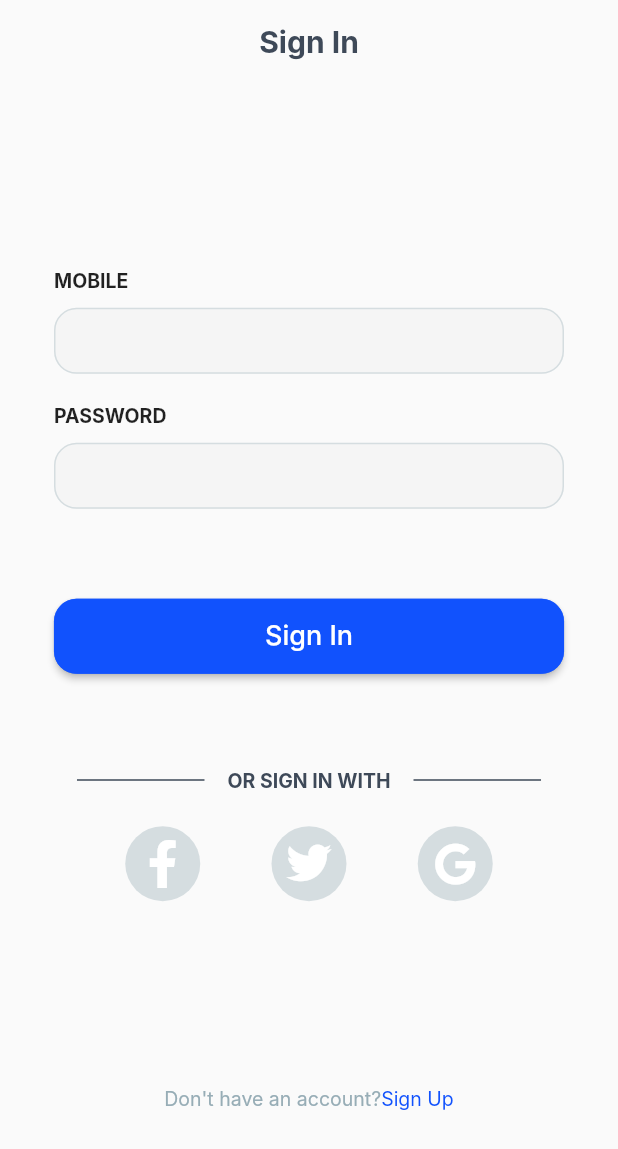
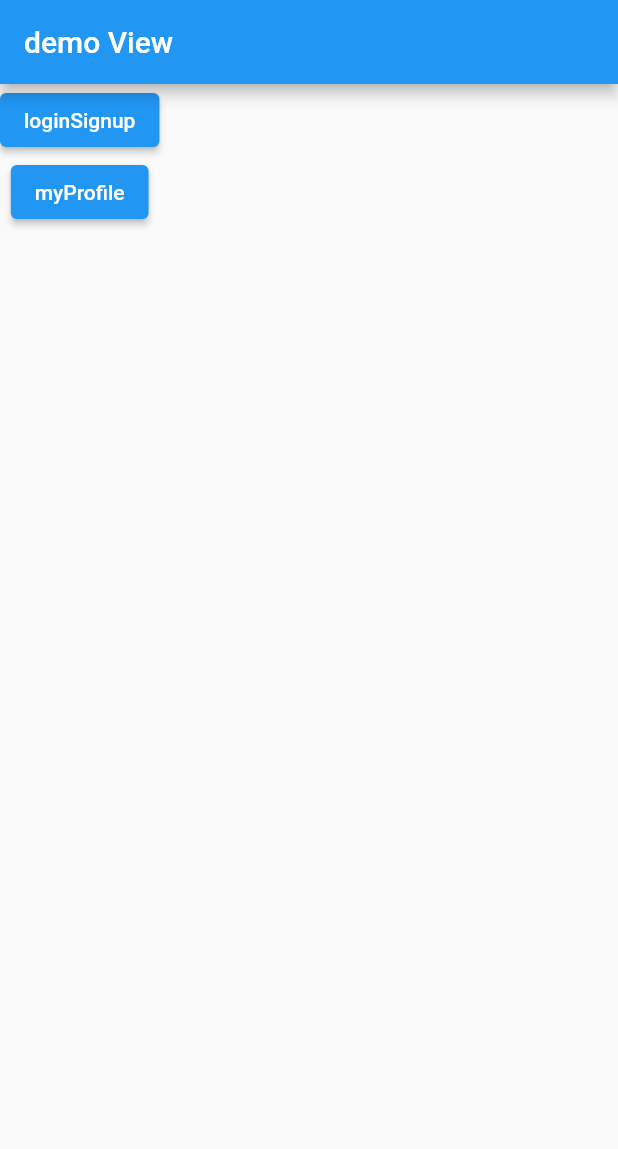
Before and after one commit to muhammaduzair-hub/blue_taxi, a Flutter app: the screen it shows after launch, on a phone screen of 412 x 824 dp. Shown: the top 1149 px of the screen. Run offline on Flutter 3.47's test engine with Material 2 defaults, Android fonts, the phone set to English and light mode, and no system bars; our stand-ins replace email_validator, font_awesome_flutter; Roboto replaces fonts that are missing (Inter).

Commit message:
#136278 -> My Profile UI Implementation completed

```diff
--- a/lib/constants/app_contstants.dart
+++ b/lib/constants/app_contstants.dart
@@ -3,10 +3,10 @@
 // in a class. Then you'll have to make sure that system wide you don't have
 // duplicate variable names.
 class RoutePaths {
-  static const String Login = 'login';
   static const String Home = '/';
   static const String Post = 'post';
   static const String Verify = 'verify';
-  static const String Signin = 'signin';
-
+  static const String DemoPage = 'demo';
+  static const String LoginSignup = 'loginSignup';
+  static const String MyProfile = 'myProfile';
 }
--- a/lib/constants/strings.dart
+++ b/lib/constants/strings.dart
@@ -8,3 +8,6 @@ const LabelPassword = "PASSWORD";
 const LabelAlreadyHaveAccount = "Already have an account?";
 const LabelDontHaveAccount = "Don't have an account?";
 const LabelOrSignInWith = "OR SIGN IN WITH";
+const LabelNotiication = "Notificatoin";
+const LabelDeleteAccount = "Delete Account";
+const LabelForRecievingDriverMessage = "For receiving driver message";
--- a/lib/main.dart
+++ b/lib/main.dart
@@ -15,10 +15,9 @@ class MyApp extends StatelessWidget {
       providers: providers,
       child: MaterialApp(
         title: 'Flutter Demo',
-        theme: ThemeData(
-          primarySwatch: Colors.blue,
-        ),
-        home: SignInSignUpView(),
+        initialRoute: RoutePaths.DemoPage,
+        theme: ThemeData(primaryColor: Colors.white),
+        onGenerateRoute: AppRouter.generateRoute,
       ),
     );
   }
--- a/lib/ui/app_router.dart
+++ b/lib/ui/app_router.dart
@@ -1,4 +1,6 @@
 
+import 'package:bluetaxiapp/ui/views/demoView.dart';
+import 'package:bluetaxiapp/ui/views/my_profile_view.dart';
 import 'package:bluetaxiapp/ui/views/signin_signup_view.dart';
 import 'package:flutter/material.dart';
 import 'package:flutter/widgets.dart';
@@ -13,13 +15,20 @@ class AppRouter {
     switch (settings.name) {
       case RoutePaths.Home:
         return MaterialPageRoute(builder: (_) => HomeViewSample());
-      case RoutePaths.Login:
-        return MaterialPageRoute(builder: (_) => LoginViewSample());
-      case RoutePaths.Signin:
+        break;
+      case RoutePaths.LoginSignup:
         return MaterialPageRoute(builder: (_) => SignInSignUpView());
+        break;
       case RoutePaths.Post:
         var post = settings.arguments as PostSample;
         return MaterialPageRoute(builder: (_) => PostViewSample(post: post));
+        break;
+      case RoutePaths.DemoPage:
+        return MaterialPageRoute(builder: (_) => DemoView());
+        break;
+      case RoutePaths.MyProfile:
+        return MaterialPageRoute(builder: (_) => MyProfileView());
+        break;
       default:
         return MaterialPageRoute(
             builder: (_) => Scaffold(
--- a/lib/ui/shared/app_colors.dart
+++ b/lib/ui/shared/app_colors.dart
@@ -5,6 +5,7 @@ const Color commentColor = Color.fromARGB(255, 255, 246, 196);
 
 
 const Color secondaryColor = Color(0xff1152FD); //blue
+const Color secondaryColor2 = Color(0xffD5DDE0);// light grey
 const Color onSecondaryColor = Color(0xffFFFFFF);//white
 const Color onPrimaryColor = Color(0xff3E4958);//black
 const Color onPrimaryColor2 = Color(0xff97ADB6);//grey
--- a/lib/ui/shared/text_styles.dart
+++ b/lib/ui/shared/text_styles.dart
@@ -9,7 +9,7 @@ const boldHeading3 =TextStyle(fontWeight: FontWeight.bold, fontSize: 13,fontFami
 const heading3 = TextStyle( fontSize: 13,fontFamily: "Inter", );
 
 const boldHeading2 =TextStyle(fontWeight: FontWeight.bold, fontSize: 15,fontFamily: "Inter", );
-const heading2 = TextStyle( fontSize: 13,fontFamily: "Inter", );
+const heading2 = TextStyle( fontSize: 15,fontFamily: "Inter", );
 
 const boldHeading1 =TextStyle(fontWeight: FontWeight.bold, fontSize: 20,fontFamily: "Inter",);
 const heading1 = TextStyle( fontSize: 20,fontFamily: "Inter", );
--- a/lib/ui/shared/ui_helpers.dart
+++ b/lib/ui/shared/ui_helpers.dart
@@ -3,7 +3,8 @@ import 'package:flutter/material.dart';
 /// Contains useful consts to reduce boilerplate and duplicate code
 class UIHelper {
   //Padding of full pages
-  static const EdgeInsets signInSignUpPagePadding =  EdgeInsets.only(right:36, left: 36, bottom: 20 );
+  static const EdgeInsets pagePaddingMedium =  EdgeInsets.only(right:36, left: 36, bottom: 20 );
+  static const EdgeInsets pagePaddingSmall = EdgeInsets.only(top: 30,left: 18,right: 18,bottom: 30);
 
   // Vertical spacing constants. Adjust to your liking.
   static const double _VerticalSpaceSmall = 10.0;
--- /dev/null
+++ b/lib/ui/views/demoView.dart
@@ -0,0 +1,21 @@
+import 'package:bluetaxiapp/constants/app_contstants.dart';
+import 'package:flutter/cupertino.dart';
+import 'package:flutter/material.dart';
+
+class DemoView extends StatelessWidget {
+  const DemoView({Key key}) : super(key: key);
+
+  @override
+  Widget build(BuildContext context) {
+    return Scaffold(
+      appBar: AppBar(title: Text("demo View"),),
+      body: Column(
+        crossAxisAlignment: CrossAxisAlignment.center,
+        children: [
+          ElevatedButton(onPressed: (){Navigator.pushNamed(context, RoutePaths.LoginSignup);}, child: Text(RoutePaths.LoginSignup)),
+          ElevatedButton(onPressed: (){Navigator.pushNamed(context, RoutePaths.MyProfile);}, child: Text(RoutePaths.MyProfile))
+        ],
+      ),
+    );
+  }
+}
--- a/lib/ui/views/signin_signup_view.dart
+++ b/lib/ui/views/signin_signup_view.dart
@@ -51,7 +51,7 @@ class SignInSignUpView extends StatelessWidget {
                height: size.height-120,
                width: double.infinity,
                child: Padding(
-                 padding: UIHelper.signInSignUpPagePadding,
+                 padding: UIHelper.pagePaddingMedium,
                  child: Column(
                    crossAxisAlignment: CrossAxisAlignment.start,
                    children: [
@@ -133,7 +133,7 @@ class SignInSignUpView extends StatelessWidget {
                height: size.height-120,
                width: double.infinity,
                child: Padding(
-                 padding: UIHelper.signInSignUpPagePadding,
+                 padding: UIHelper.pagePaddingMedium,
                  child: Column(
                    crossAxisAlignment: CrossAxisAlignment.start,
                    children: [
@@ -146,7 +146,7 @@ class SignInSignUpView extends StatelessWidget {
                      UIHelper.verticalSpaceMedium,
                      Text(LabelPassword,style: boldHeading3),
                      UIHelper.verticalSpaceSmall,
-                     CustomTextField(controller: passwordController),
+                     CustomTextField(controller: passwordController,showPassword: true,),
                      //
                      UIHelper.verticalSpaceLarge,
                      Container(
--- a/lib/ui/widgets/custom_text_field.dart
+++ b/lib/ui/widgets/custom_text_field.dart
@@ -13,7 +13,7 @@ class CustomTextField extends StatelessWidget {
     return Container(
       height: 44,
       child: TextField(
-        obscureText: false,//showPassword?true:false,
+        obscureText: showPassword?true:false,
           decoration: InputDecoration(
             focusedBorder:  OutlineInputBorder(
               borderRadius: BorderRadius.circular(15),
--- a/pubspec.yaml
+++ b/pubspec.yaml
@@ -29,6 +29,7 @@ dependencies:
   regexpattern: ^2.0.1
   font_awesome_flutter: 8.12.0
 
+
 dev_dependencies:
   flutter_test:
     sdk: flutter
@@ -43,8 +44,8 @@ flutter:
   # the material Icons class.
   uses-material-design: true
   # To add assets to your application, add an assets section, like this:
-  # assets:
-  #  - images/a_dot_burr.jpeg
+  assets:
+   - asset/icons/
   #  - images/a_dot_ham.jpeg
   # An image asset can refer to one or more resolution-specific "variants", see
   # https://flutter.dev/assets-and-images/#resolution-aware.
```
Also changed, not shown: lib/ui/views/my_profile_view.dart (added, +109 -0 lines), lib/ui/widgets/leading_back_button.dart (added, +25 -0 lines), lib/viewmodels/views/my_profile_view_model.dart (added, +25 -0 lines), asset/icons/photo user.png (added).
